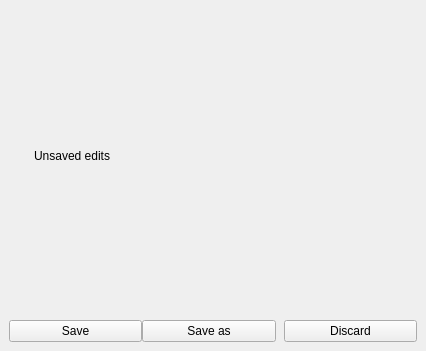
Qt form qimgv/gui/overlays/saveconfirmoverlay.ui (do-i/thumbgrid) before a commit.
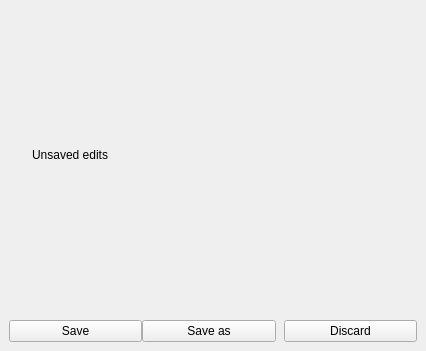
The same form after that commit. Custom widgets are drawn as their Qt base class.

Diff of the .ui file:
```diff
--- a/qimgv/gui/overlays/saveconfirmoverlay.ui
+++ b/qimgv/gui/overlays/saveconfirmoverlay.ui
@@ -24,16 +24,16 @@
     <enum>QLayout::SetMinAndMaxSize</enum>
    </property>
    <property name="leftMargin">
-    <number>2</number>
+    <number>0</number>
    </property>
    <property name="topMargin">
-    <number>2</number>
+    <number>0</number>
    </property>
    <property name="rightMargin">
-    <number>2</number>
+    <number>0</number>
    </property>
    <property name="bottomMargin">
-    <number>2</number>
+    <number>0</number>
    </property>
    <item>
     <widget class="QWidget" name="widget" native="true">
@@ -140,16 +140,16 @@
       <enum>QLayout::SetMinimumSize</enum>
      </property>
      <property name="leftMargin">
-      <number>7</number>
+      <number>9</number>
      </property>
      <property name="topMargin">
       <number>0</number>
      </property>
      <property name="rightMargin">
-      <number>7</number>
+      <number>9</number>
      </property>
      <property name="bottomMargin">
-      <number>7</number>
+      <number>9</number>
      </property>
      <item>
       <widget class="QPushButton" name="saveButton">
```
